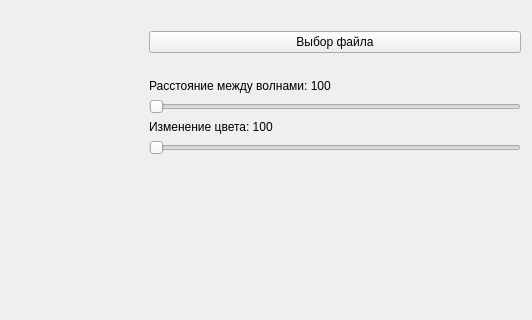
The window that labsCompGraphics/compGraphics/ui/lab5Window/lab5widget.ui (Jengle88/labs_etu) describes before a commit, drawn with Qt 5; both pictures show x 268 to 800 and y 0 to 320 of the 800 by 615 pixel window.
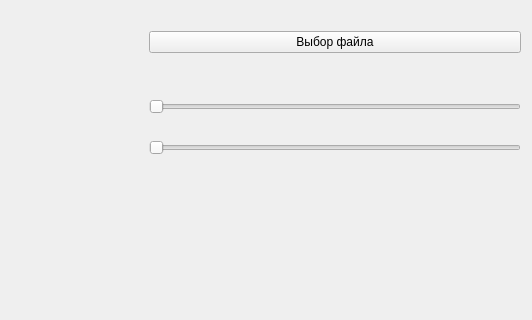
The same window after the commit. Custom widgets are drawn as their Qt base class.

Diff of the .ui file:
```diff
--- a/labsCompGraphics/compGraphics/ui/lab5Window/lab5widget.ui
+++ b/labsCompGraphics/compGraphics/ui/lab5Window/lab5widget.ui
@@ -77,7 +77,7 @@
      <item>
       <widget class="QLabel" name="deltaPixelsLabel">
        <property name="text">
-        <string>Расстояние между волнами: 100</string>
+        <string/>
        </property>
       </widget>
      </item>
@@ -91,7 +91,7 @@
      <item>
       <widget class="QLabel" name="deltaColorLabel">
        <property name="text">
-        <string>Изменение цвета: 100</string>
+        <string/>
        </property>
       </widget>
      </item>
```
